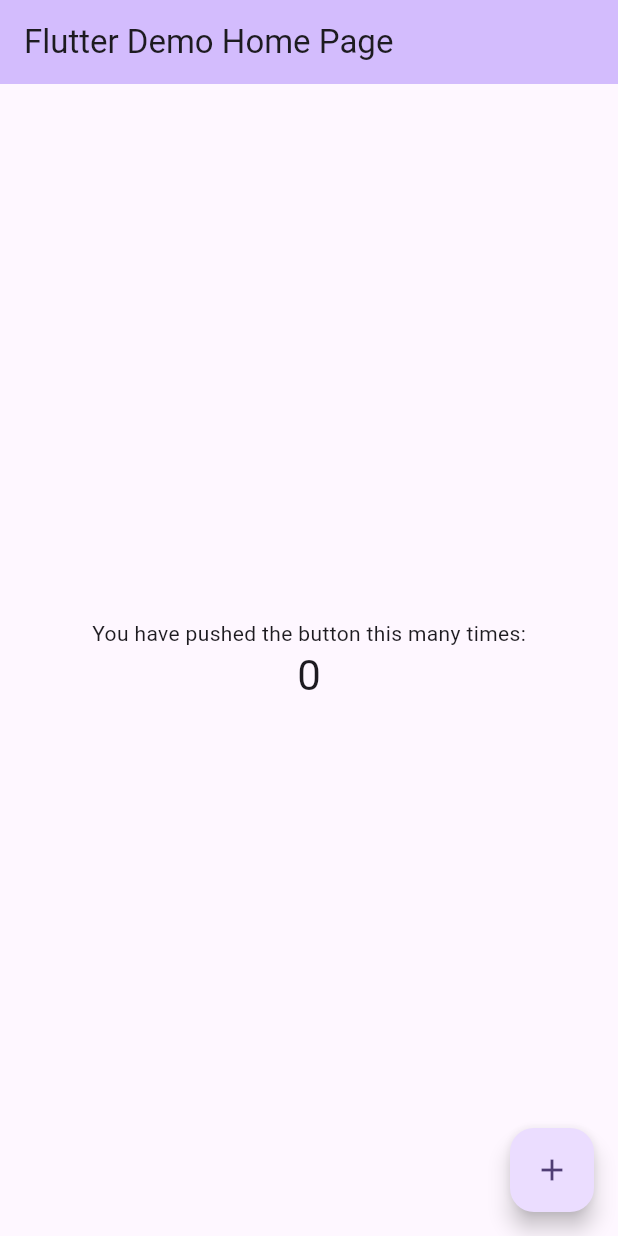
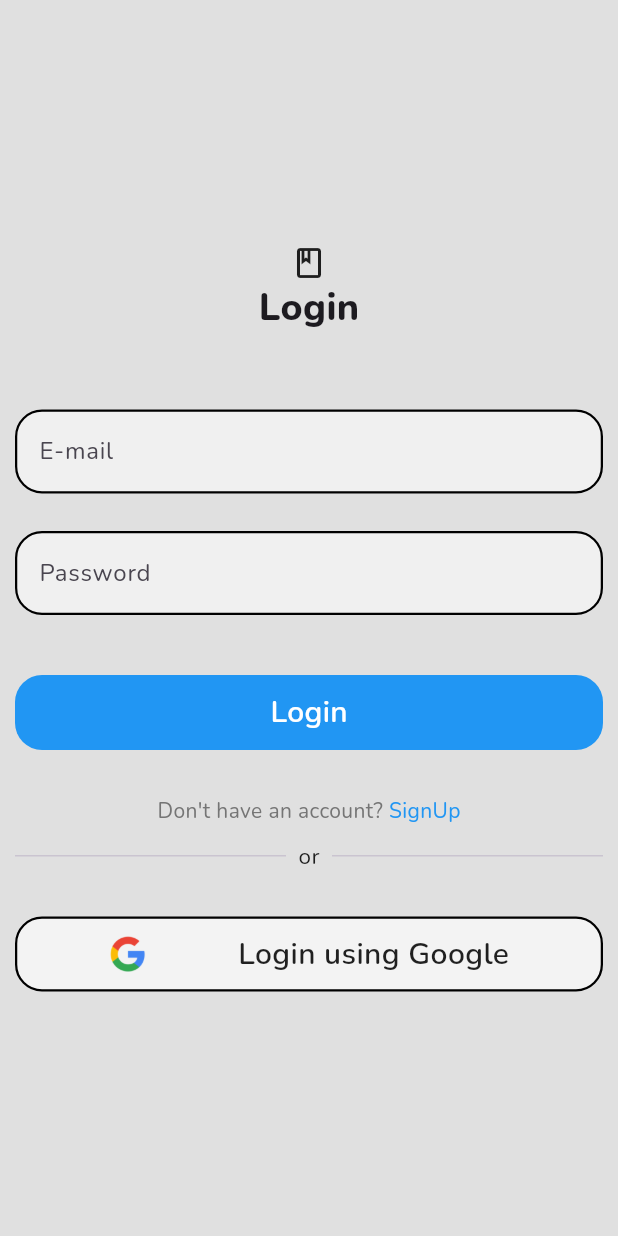
Before and after one commit to rahulvarma07/notesapp, a Flutter app: the screen it shows after launch, on a phone screen of 412 x 824 dp. Run offline on Flutter 3.47's test engine with Material 3 defaults, Android fonts, the phone set to English and light mode, and no system bars; our stand-ins replace firebase_auth, firebase_core, google_fonts; accounts and stored records are empty.

Commit message:
UI of login and signup

```diff
--- /dev/null
+++ b/lib/Screens/HomePageOrAuthentication.dart
@@ -0,0 +1,24 @@
+import 'package:firebase_auth/firebase_auth.dart';
+import 'package:flutter/material.dart';
+import 'package:notesapp/Screens/LoginPage.dart';
+
+import 'homepage.dart';
+
+class HomePageOrAuthPage extends StatelessWidget {
+  const HomePageOrAuthPage({super.key});
+
+  @override
+  Widget build(BuildContext context) {
+    return StreamBuilder<User?>(
+        stream: FirebaseAuth.instance.authStateChanges(),
+        builder: (context, snapshotData){
+          if(snapshotData.hasData){
+            return HomePage();
+          }
+          else{
+            return LoginPage();
+          }
+        }
+    );
+  }
+}
--- /dev/null
+++ b/lib/Screens/LoginPage.dart
@@ -0,0 +1,81 @@
+// ignore_for_file: prefer_const_constructors, prefer_const_literals_to_create_immutables
+
+import 'package:firebase_core/firebase_core.dart';
+import 'package:flutter/material.dart';
+import 'package:google_fonts/google_fonts.dart';
+import 'package:notesapp/Widgets/TextForms.dart';
+import 'package:firebase_auth/firebase_auth.dart';
+
+import '../Widgets/Button.dart';
+
+class LoginPage extends StatelessWidget {
+  LoginPage({super.key});
+
+  final userEmailController = TextEditingController();
+
+  final userPasswordController = TextEditingController();
+
+  // Login Page For Application..
+  @override
+
+
+  Widget build(BuildContext context) {
+    return Scaffold(
+      backgroundColor: Colors.grey.shade300,
+      resizeToAvoidBottomInset: false,
+      // Login
+      body: SafeArea(
+        child: Padding(
+          padding: const EdgeInsets.all(10.0),
+          child: Column(
+            crossAxisAlignment: CrossAxisAlignment.center,
+            mainAxisAlignment: MainAxisAlignment.center,
+            children: [
+              Icon(Icons.book_outlined),
+              Center(child: Text("Login", style: GoogleFonts.nunito(fontSize: 25, fontWeight: FontWeight.w800),)),
+              SizedBox(height: 50,),
+              Column(
+                children: [
+                 TextForms(controller: userEmailController, hintText: "E-mail", obscuretext: false),
+                  SizedBox(height: 25,),
+                  TextForms(controller: userPasswordController, hintText: "Password", obscuretext: true),
+                ],
+              ),
+              SizedBox(height: 40,),
+              GestureDetector(
+                onTap : (){
+                  loginTheUser();
+                },
+                  child: LoginOrSignUpButton(text: "Login",)
+              ),
+              SizedBox(height: 30,),
+              Row(
+                mainAxisAlignment: MainAxisAlignment.center,
+                children: [
+                  Text("Don't have an account?", style: GoogleFonts.nunito(color: Colors.grey.shade600),),
+                  Text(" SignUp", style: GoogleFonts.nunito(color: Colors.blue),)
+                ],
+              ),
+              SizedBox(height: 10,),
+              Row(
+                mainAxisAlignment: MainAxisAlignment.center,
+                children: [
+                  Expanded(child: Divider(thickness: 1,)),
+                  Text("  or  ", style: GoogleFonts.nunito(fontSize: 15, color: Colors.black87),),
+                  Expanded(child: Divider(thickness: 1,)),
+                ],
+              ),
+              SizedBox(height: 30,),
+              OtherSignUpButtons(text: "Login using Google")
+            ],
+          ),
+        ),
+      ),
+    );
+  }
+  Future loginTheUser() async{
+    if(userPasswordController.text.trim().isNotEmpty && userEmailController.text.trim().isNotEmpty){
+      await FirebaseAuth.instance.signInWithEmailAndPassword(email: userEmailController.text.trim(), password: userPasswordController.text.trim());
+    }
+  }
+}
--- /dev/null
+++ b/lib/Widgets/Button.dart
@@ -0,0 +1,53 @@
+// ignore_for_file: prefer_const_constructors
+
+import 'package:flutter/material.dart';
+import 'package:google_fonts/google_fonts.dart';
+
+class LoginOrSignUpButton extends StatelessWidget {
+  final String text;
+  const LoginOrSignUpButton({
+    super.key,
+    required this.text
+  });
+
+  @override
+  Widget build(BuildContext context) {
+    return Container(
+      height: 50,
+      width: double.infinity,
+      decoration: BoxDecoration(
+        color: Colors.blue,
+        borderRadius: BorderRadius.all(Radius.circular(18)),
+      ),
+      child: Center(child: Text(text, style:GoogleFonts.nunito(color: Colors.white, fontSize: 20, fontWeight: FontWeight.w600)),),
+    );
+  }
+}
+
+class OtherSignUpButtons extends StatelessWidget {
+  final String text;
+  const OtherSignUpButtons({
+    super.key,
+    required this.text
+  });
+
+  @override
+  Widget build(BuildContext context) {
+    return Container(
+      height: 50,
+      width: double.infinity,
+      decoration: BoxDecoration(
+        color: Colors.white.withOpacity(0.6),
+        borderRadius: BorderRadius.all(Radius.circular(18)),
+        border: Border.all(color: Colors.black, width: 1.5)
+      ),
+      child: Row(
+        mainAxisAlignment: MainAxisAlignment.spaceEvenly,
+        children: [
+          Image.asset("Assets/Images/googleimg.png",height: 25,),
+          Text(text, style:GoogleFonts.nunito(color: Colors.black87, fontSize: 20, fontWeight: FontWeight.w600)),
+        ],
+      )
+    );
+  }
+}
--- /dev/null
+++ b/lib/Widgets/TextForms.dart
@@ -0,0 +1,39 @@
+// ignore_for_file: prefer_const_constructors
+
+import 'package:flutter/material.dart';
+import 'package:google_fonts/google_fonts.dart';
+
+class TextForms extends StatelessWidget {
+  final  controller;
+  final String hintText;
+  final bool obscuretext;
+
+  const TextForms({
+    super.key,
+    required this.controller,
+    required this.hintText,
+    required this.obscuretext
+  });
+
+  @override
+  Widget build(BuildContext context) {
+    return TextField(
+      controller: controller,
+      obscureText: obscuretext,
+      decoration: InputDecoration(
+        fillColor: Colors.white.withOpacity(0.5),
+        filled: true,
+        enabledBorder: OutlineInputBorder(
+          borderSide: BorderSide(color: Colors.black, width: 1.5),
+          borderRadius: BorderRadius.all(Radius.circular(18)),
+        ),
+        focusedBorder: OutlineInputBorder(
+          borderSide: BorderSide(color: Colors.grey.shade400,),
+          borderRadius: BorderRadius.all(Radius.circular(20)),
+        ),
+        hintStyle: GoogleFonts.nunito(),
+        hintText: hintText
+      ),
+    );
+  }
+}
--- a/lib/main.dart
+++ b/lib/main.dart
@@ -1,6 +1,11 @@
+// ignore_for_file: prefer_const_constructors
+
 import 'package:firebase_core/firebase_core.dart';
 import 'package:flutter/material.dart';
 import 'package:firebase_core/firebase_core.dart';
+import 'package:notesapp/Screens/HomePageOrAuthentication.dart';
+import 'package:notesapp/Screens/LoginPage.dart';
+import 'package:notesapp/Screens/SignUpPage.dart';
 import 'package:notesapp/firebase_options.dart';
 
 void main() async{
@@ -13,119 +18,11 @@ void main() async{
 class MyApp extends StatelessWidget {
   const MyApp({super.key});
 
-  // This widget is the root of your application.
   @override
   Widget build(BuildContext context) {
     return MaterialApp(
-      title: 'Flutter Demo',
-      theme: ThemeData(
-        // This is the theme of your application.
-        //
-        // TRY THIS: Try running your application with "flutter run". You'll see
-        // the application has a purple toolbar. Then, without quitting the app,
-        // try changing the seedColor in the colorScheme below to Colors.green
-        // and then invoke "hot reload" (save your changes or press the "hot
-        // reload" button in a Flutter-supported IDE, or press "r" if you used
-        // the command line to start the app).
-        //
-        // Notice that the counter didn't reset back to zero; the application
-        // state is not lost during the reload. To reset the state, use hot
-        // restart instead.
-        //
-        // This works for code too, not just values: Most code changes can be
-        // tested with just a hot reload.
-        colorScheme: ColorScheme.fromSeed(seedColor: Colors.deepPurple),
-        useMaterial3: true,
-      ),
-      home: const MyHomePage(title: 'Flutter Demo Home Page'),
+      debugShowCheckedModeBanner: false,
+      home: HomePageOrAuthPage(),
     );
   }
 }
-
-class MyHomePage extends StatefulWidget {
-  const MyHomePage({super.key, required this.title});
-
-  // This widget is the home page of your application. It is stateful, meaning
-  // that it has a State object (defined below) that contains fields that affect
-  // how it looks.
-
-  // This class is the configuration for the state. It holds the values (in this
-  // case the title) provided by the parent (in this case the App widget) and
-  // used by the build method of the State. Fields in a Widget subclass are
-  // always marked "final".
-
-  final String title;
-
-  @override
-  State<MyHomePage> createState() => _MyHomePageState();
-}
-
-class _MyHomePageState extends State<MyHomePage> {
-  int _counter = 0;
-
-  void _incrementCounter() {
-    setState(() {
-      // This call to setState tells the Flutter framework that something has
-      // changed in this State, which causes it to rerun the build method below
-      // so that the display can reflect the updated values. If we changed
-      // _counter without calling setState(), then the build method would not be
-      // called again, and so nothing would appear to happen.
-      _counter++;
-    });
-  }
-
-  @override
-  Widget build(BuildContext context) {
-    // This method is rerun every time setState is called, for instance as done
-    // by the _incrementCounter method above.
-    //
-    // The Flutter framework has been optimized to make rerunning build methods
-    // fast, so that you can just rebuild anything that needs updating rather
-    // than having to individually change instances of widgets.
-    return Scaffold(
-      appBar: AppBar(
-        // TRY THIS: Try changing the color here to a specific color (to
-        // Colors.amber, perhaps?) and trigger a hot reload to see the AppBar
-        // change color while the other colors stay the same.
-        backgroundColor: Theme.of(context).colorScheme.inversePrimary,
-        // Here we take the value from the MyHomePage object that was created by
-        // the App.build method, and use it to set our appbar title.
-        title: Text(widget.title),
-      ),
-      body: Center(
-        // Center is a layout widget. It takes a single child and positions it
-        // in the middle of the parent.
-        child: Column(
-          // Column is also a layout widget. It takes a list of children and
-          // arranges them vertically. By default, it sizes itself to fit its
-          // children horizontally, and tries to be as tall as its parent.
-          //
-          // Column has various properties to control how it sizes itself and
-          // how it positions its children. Here we use mainAxisAlignment to
-          // center the children vertically; the main axis here is the vertical
-          // axis because Columns are vertical (the cross axis would be
-          // horizontal).
-          //
-          // TRY THIS: Invoke "debug painting" (choose the "Toggle Debug Paint"
-          // action in the IDE, or press "p" in the console), to see the
-          // wireframe for each widget.
-          mainAxisAlignment: MainAxisAlignment.center,
-          children: <Widget>[
-            const Text(
-              'You have pushed the button this many times:',
-            ),
-            Text(
-              '$_counter',
-              style: Theme.of(context).textTheme.headlineMedium,
-            ),
-          ],
-        ),
-      ),
-      floatingActionButton: FloatingActionButton(
-        onPressed: _incrementCounter,
-        tooltip: 'Increment',
-        child: const Icon(Icons.add),
-      ), // This trailing comma makes auto-formatting nicer for build methods.
-    );
-  }
-}
--- a/pubspec.yaml
+++ b/pubspec.yaml
@@ -31,6 +31,8 @@ dependencies:
   flutter:
     sdk: flutter
   firebase_core:
+  firebase_auth:
+  google_fonts:
 
 
   # The following adds the Cupertino Icons font to your application.
@@ -60,8 +62,8 @@ flutter:
   uses-material-design: true
 
   # To add assets to your application, add an assets section, like this:
-  # assets:
-  #   - images/a_dot_burr.jpeg
+  assets:
+    - Assets/Images/
   #   - images/a_dot_ham.jpeg
 
   # An image asset can refer to one or more resolution-specific "variants", see
```
Also changed, not shown: lib/Screens/SignUpPage.dart (added, +67 -0 lines), lib/Screens/homepage.dart (added, +12 -0 lines), Assets/Images/googleimg.png (added), pubspec.lock, 3 other files.
